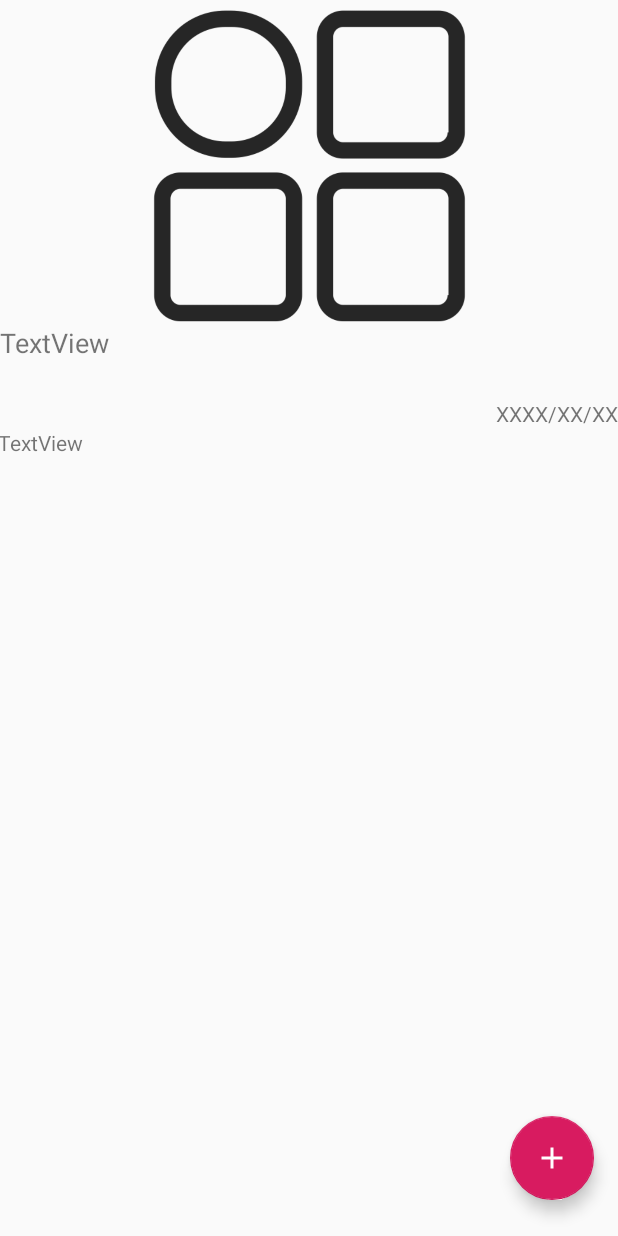
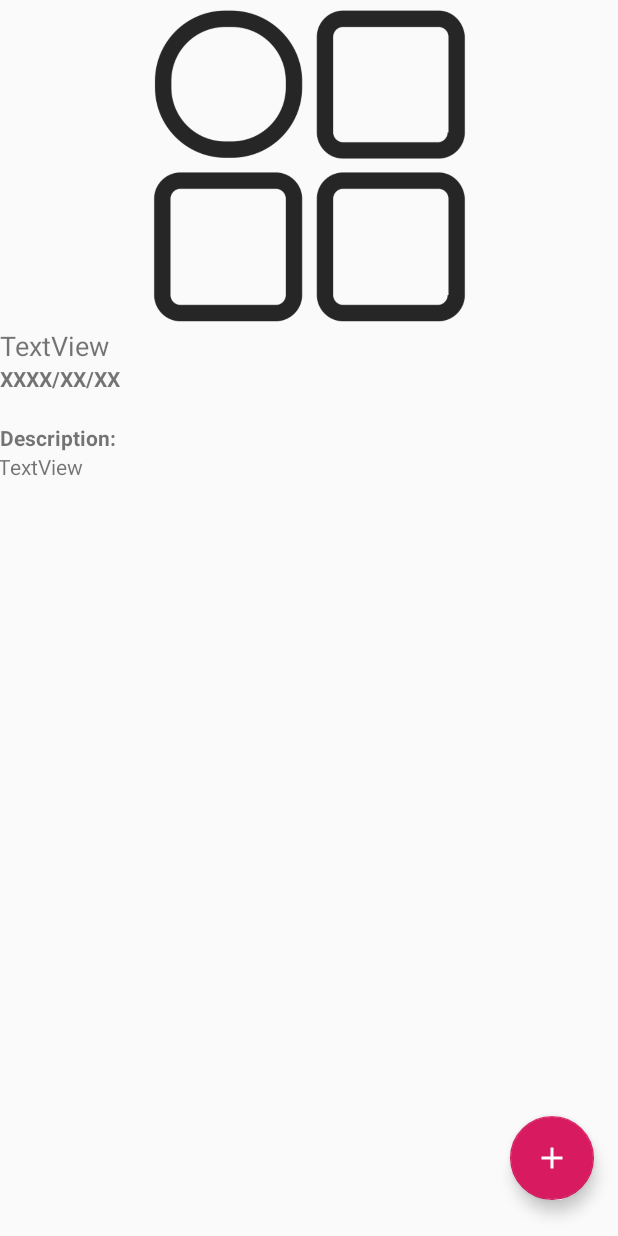
Before and after one commit to YasseenSemlali/AndroidEventTracker, an Android app: the EventActivity screen opened directly, with no data from a screen before it, on a phone screen of 412 x 824 dp. Run offline under Robolectric (Android 15) with nearby library versions, the phone set to English and light mode, and no system bars; our stand-ins replace Firebase (no records; nobody signed in at launch, a user with empty details on screens opened directly); 13 statements that could not run were skipped.

Commit message:
more info in event

```diff
--- a/app/src/main/java/com/finleystewart/eventfinleyyasseen/CategoryAdapter.kt
+++ b/app/src/main/java/com/finleystewart/eventfinleyyasseen/CategoryAdapter.kt
@@ -30,7 +30,7 @@ class CategoryAdapter(private val categories: List<String>)  : RecyclerView.Adap
         when(category.trim()) {
             "Health Services" -> holder.view.icon.setImageDrawable(holder.view.context.getDrawable(R.drawable.category_health))
             "Academic" -> holder.view.icon.setImageDrawable(holder.view.context.getDrawable(R.drawable.category_academic))
-            "Campus Life &amp; Leadership" -> holder.view.icon.setImageDrawable(holder.view.context.getDrawable(R.drawable.category_campus_life))
+            "Campus Life & Leadership" -> holder.view.icon.setImageDrawable(holder.view.context.getDrawable(R.drawable.category_campus_life))
             "Earth Week" -> holder.view.icon.setImageDrawable(holder.view.context.getDrawable(R.drawable.category_earth_week))
             "Peace" -> holder.view.icon.setImageDrawable(holder.view.context.getDrawable(R.drawable.category_peace))
             else -> holder.view.icon.setImageDrawable(holder.view.context.getDrawable(R.drawable.category_default))
--- a/app/src/main/java/com/finleystewart/eventfinleyyasseen/EventActivity.kt
+++ b/app/src/main/java/com/finleystewart/eventfinleyyasseen/EventActivity.kt
@@ -1,5 +1,6 @@
 package com.finleystewart.eventfinleyyasseen
 
+import android.annotation.SuppressLint
 import android.app.Activity
 import android.os.Bundle
 import android.view.Menu
@@ -20,6 +21,7 @@ class EventActivity : Activity() {
 
     private lateinit var event : Event
 
+    @SuppressLint("SetTextI18n")
     override fun onCreate(savedInstanceState: Bundle?) {
         super.onCreate(savedInstanceState)
         setContentView(R.layout.event_activity)
@@ -32,7 +34,7 @@ class EventActivity : Activity() {
         when(event.category.trim()) {
             "Health Services" -> categoryIcon.setImageDrawable(getDrawable(R.drawable.category_health))
             "Academic" -> categoryIcon.setImageDrawable(getDrawable(R.drawable.category_academic))
-            "Campus Life &amp; Leadership" -> categoryIcon.icon.setImageDrawable(getDrawable(R.drawable.category_campus_life))
+            "Campus Life & Leadership" -> categoryIcon.icon.setImageDrawable(getDrawable(R.drawable.category_campus_life))
             "Earth Week" -> categoryIcon.icon.setImageDrawable(getDrawable(R.drawable.category_earth_week))
             "Peace" -> categoryIcon.icon.setImageDrawable(getDrawable(R.drawable.category_peace))
             else -> categoryIcon.icon.setImageDrawable(getDrawable(R.drawable.category_default))
@@ -46,6 +48,23 @@ class EventActivity : Activity() {
 
         val date = findViewById<TextView>(R.id.date)
         date.text = event.eventDate.toString()
+
+        val eventDuration = findViewById<TextView>(R.id.duration)
+        eventDuration.text =
+            """${getString(R.string.duration)}: ${event.eventDuration} ${getString(R.string.hours)}"""
+
+        val timesRepeated = findViewById<TextView>(R.id.timesRepeated)
+        timesRepeated.text = "${getString(R.string.repeated)}: ${event.timesRepeated} ${getString(R.string.times)}"
+
+        val repeatType = findViewById<TextView>(R.id.repeatType)
+        repeatType.text = """${getString(R.string.repeatType)}: ${event.repeatType}"""
+
+        val siteUrl = findViewById<TextView>(R.id.siteUrl)
+        siteUrl.text = """${getString(R.string.siteUrl)} ${event.siteUrl.toString()}"""
+
+        val eventUrl = findViewById<TextView>(R.id.eventUrl)
+        eventUrl.text = """${getString(R.string.eventUrl)} ${event.eventUrl.toString()}"""
+
 
         val fab = findViewById<FloatingActionButton>(R.id.fab)
         val DAO = UserDAOImpl()
--- a/app/src/main/java/com/finleystewart/eventfinleyyasseen/business/Event.kt
+++ b/app/src/main/java/com/finleystewart/eventfinleyyasseen/business/Event.kt
@@ -21,27 +21,11 @@ class Event(
     companion object  {
         val SHORT_DESC_MAX = 40
         val LONG_DESC_MAX = 140
-        val MAX_DAYS = 60
-
-        fun  timesRepeatedIsValid(
-            repeatType: EventRepeat,
-            timesRepeated: Int
-        ): Boolean {
-            // TODO validate timesRepeated
-
-            return true;
-        }
     }
 
     init {
         require(shortDesc.length <= SHORT_DESC_MAX) { "shortDesc is limited to $SHORT_DESC_MAX characters. The length was: ${shortDesc.length}. The value was: $shortDesc" }
         require(longDesc.length <= LONG_DESC_MAX) { "longDesc is limited to $LONG_DESC_MAX characters. The length was: ${longDesc.length}. The value was: $longDesc" }
-        require(
-            timesRepeatedIsValid(
-                repeatType,
-                timesRepeated
-            )
-        ) {"The event not repeat for more than $MAX_DAYS days after the start date"}
 
     }
 
--- a/app/src/main/java/com/finleystewart/eventfinleyyasseen/firebase/model/DBEvent.kt
+++ b/app/src/main/java/com/finleystewart/eventfinleyyasseen/firebase/model/DBEvent.kt
@@ -1,5 +1,6 @@
 package com.finleystewart.eventfinleyyasseen.firebase.model
 
+import android.text.Html
 import com.finleystewart.eventfinleyyasseen.business.Event
 import com.finleystewart.eventfinleyyasseen.business.EventRepeat
 import java.util.*
@@ -16,7 +17,7 @@ data class DBEvent (val category: String = "",
                     val eventUrl: String? = null) {
     fun toEvent(key: String): Event {
         return Event(key,
-            category,
+            category.replace("&amp;", "&"),
             shortDesc,
             longDesc,
             Date(eventDate),
--- a/app/src/main/res/layout/event_activity.xml
+++ b/app/src/main/res/layout/event_activity.xml
@@ -19,35 +19,6 @@
         app:layout_constraintEnd_toEndOf="parent"
         app:srcCompat="@drawable/ic_add_white_24dp" />
 
-    <TextView
-        android:id="@+id/shortDesc"
-        android:layout_width="match_parent"
-        android:layout_height="50dp"
-        android:layout_marginTop="216dp"
-        android:text="TextView"
-        android:textSize="18sp"
-        app:layout_constraintEnd_toEndOf="parent"
-        app:layout_constraintHorizontal_bias="1.0"
-        app:layout_constraintStart_toStartOf="parent"
-        app:layout_constraintTop_toTopOf="parent" />
-
-    <TextView
-        android:id="@+id/longDesc"
-        android:layout_width="410dp"
-        android:layout_height="458dp"
-        android:layout_marginEnd="4dp"
-        android:text="TextView"
-        app:layout_constraintEnd_toEndOf="parent"
-        app:layout_constraintTop_toBottomOf="@+id/date" />
-
-    <TextView
-        android:id="@+id/date"
-        android:layout_width="wrap_content"
-        android:layout_height="wrap_content"
-        android:text="XXXX/XX/XX"
-        app:layout_constraintEnd_toEndOf="parent"
-        app:layout_constraintTop_toBottomOf="@+id/shortDesc" />
-
     <ImageView
         android:id="@+id/category"
         android:layout_width="402dp"
@@ -57,4 +28,86 @@
         app:layout_constraintStart_toStartOf="parent"
         app:layout_constraintTop_toTopOf="parent" />
 
+    <TextView
+        android:id="@+id/shortDesc"
+        android:layout_width="match_parent"
+        android:layout_height="wrap_content"
+        android:text="TextView"
+        android:textSize="18sp"
+        app:layout_constraintHorizontal_bias="1.0"
+
+        app:layout_constraintEnd_toEndOf="parent"
+        app:layout_constraintTop_toBottomOf="@+id/category" />
+
+    <TextView
+        android:textStyle="bold"
+        android:id="@+id/date"
+        android:layout_width="match_parent"
+        android:layout_height="wrap_content"
+        android:text="XXXX/XX/XX"
+        app:layout_constraintEnd_toEndOf="parent"
+        app:layout_constraintTop_toBottomOf="@+id/shortDesc" />
+
+    <TextView
+        android:textStyle="bold"
+        android:id="@+id/description"
+        android:layout_width="match_parent"
+        android:layout_height="wrap_content"
+        android:text="@string/description"
+        android:layout_marginTop="20dp"
+        app:layout_constraintEnd_toEndOf="parent"
+        app:layout_constraintTop_toBottomOf="@+id/date" />
+
+    <TextView
+        android:id="@+id/longDesc"
+        android:layout_width="410dp"
+        android:layout_height="wrap_content"
+        android:layout_marginEnd="4dp"
+        android:text="TextView"
+        app:layout_constraintEnd_toEndOf="parent"
+        app:layout_constraintTop_toBottomOf="@+id/description" />
+
+    <TextView
+        android:id="@+id/duration"
+        android:layout_width="match_parent"
+        android:layout_height="wrap_content"
+        android:layout_marginTop="10dp"
+        android:text=""
+        app:layout_constraintEnd_toEndOf="parent"
+        app:layout_constraintTop_toBottomOf="@+id/longDesc" />
+
+    <TextView
+        android:id="@+id/timesRepeated"
+        android:layout_width="match_parent"
+        android:layout_height="wrap_content"
+        android:text=""
+        app:layout_constraintEnd_toEndOf="parent"
+        app:layout_constraintTop_toBottomOf="@+id/duration" />
+
+    <TextView
+        android:id="@+id/repeatType"
+        android:layout_width="match_parent"
+        android:layout_height="wrap_content"
+        android:text=""
+        app:layout_constraintEnd_toEndOf="parent"
+        app:layout_constraintTop_toBottomOf="@+id/timesRepeated" />
+
+    <TextView
+        android:autoLink="web"
+        android:id="@+id/siteUrl"
+        android:layout_width="match_parent"
+        android:layout_height="wrap_content"
+        android:text=""
+        android:layout_marginTop="50dp"
+        app:layout_constraintBottom_toTopOf="@+id/eventUrl" />
+
+    <TextView
+        android:autoLink="web"
+        android:id="@+id/eventUrl"
+        android:layout_width="match_parent"
+        android:layout_height="wrap_content"
+        android:text=""
+        app:layout_constraintEnd_toEndOf="parent"
+        app:layout_constraintBottom_toBottomOf="parent" />
+
 </androidx.constraintlayout.widget.ConstraintLayout>
--- a/app/src/main/res/values/strings.xml
+++ b/app/src/main/res/values/strings.xml
@@ -6,4 +6,12 @@
     <string name="item4_name">WWW</string>
     <string name="aboutus">This app was made by Finley Stewart and Yasseen Semlali as a second project for their Android App Development Course.</string>
     <string name="aboutTitle">About</string>
+    <string name="hours">hours</string>
+    <string name="times">times</string>
+    <string name="siteUrl">Site url:</string>
+    <string name="eventUrl">Event url:</string>
+    <string name="duration">Duration</string>
+    <string name="repeated">Repeated</string>
+    <string name="repeatType">Repeat type</string>
+    <string name="description">Description:</string>
 </resources>
```
